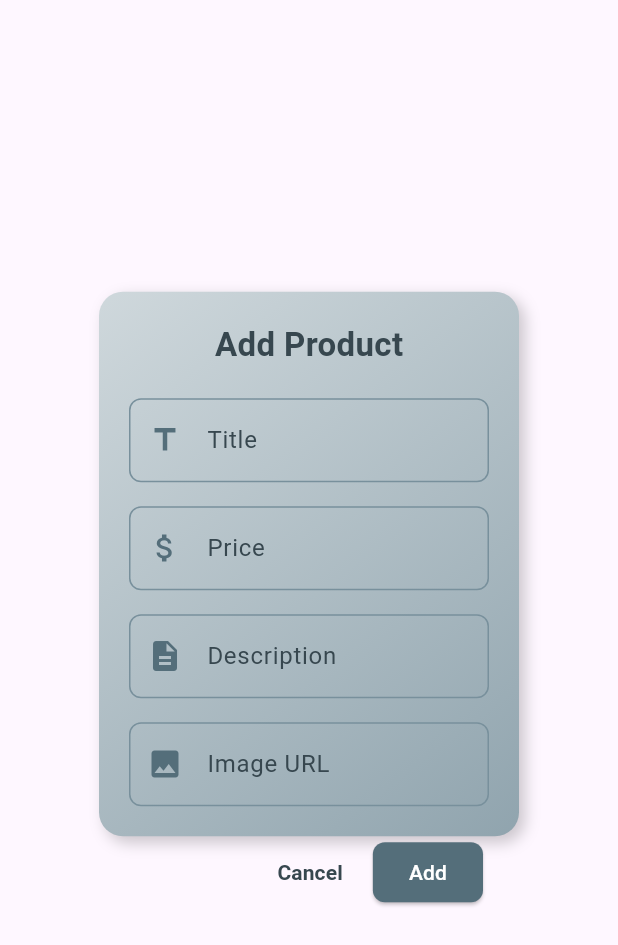
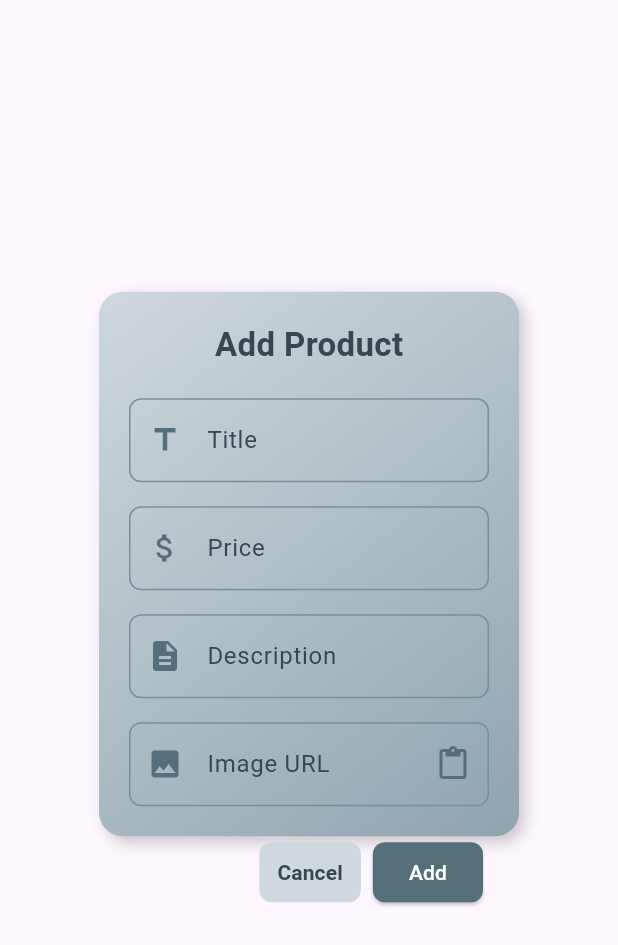
Before and after one commit to AlwaysMori/shop_, a Flutter app: the CustomProductForm widget shown alone on an empty page, opened directly with empty values, on a phone screen of 412 x 824 dp. Shown: the top 945 px of the screen. Run offline on Flutter 3.47's test engine with Material 3 defaults, Android fonts, the phone set to English and light mode, and no system bars; our stand-ins replace flutter_secure_storage, shared_preferences; missing offline and left inert: encrypt; accounts and stored records are empty; network calls fail; Roboto replaces fonts that are missing (Poppins).

Commit message:
Refactor login and register pages for improved UI consistency and validation; enhance custom components with better theming and clipboard support.

```diff
--- a/lib/components/custom_product_form.dart
+++ b/lib/components/custom_product_form.dart
@@ -1,4 +1,5 @@
 import 'package:flutter/material.dart';
+import 'package:flutter/services.dart'; // Tambahkan ini untuk Clipboard
 import '../models/product.dart';
 
 class CustomProductForm extends StatefulWidget {
@@ -143,6 +144,12 @@ class _CustomProductFormState extends State<CustomProductForm> {
           actions: [
             TextButton(
               onPressed: () => Navigator.pop(context),
+              style: TextButton.styleFrom(
+                backgroundColor: Colors.blueGrey[100], // Tambahkan background
+                shape: RoundedRectangleBorder(
+                  borderRadius: BorderRadius.circular(8),
+                ),
+              ),
               child: Text(
                 'Cancel',
                 style: TextStyle(
@@ -170,6 +177,7 @@ class _CustomProductFormState extends State<CustomProductForm> {
                 shape: RoundedRectangleBorder(
                   borderRadius: BorderRadius.circular(8),
                 ),
+                foregroundColor: Colors.white, // Pastikan teks tetap putih
               ),
               child: Text(
                 widget.product == null ? 'Add' : 'Save',
@@ -189,8 +197,18 @@ class _CustomProductFormState extends State<CustomProductForm> {
     TextInputType keyboardType = TextInputType.text,
     String? Function(String?)? validator,
   }) {
-    return TextFormField(
+    // Tambahkan logika khusus untuk Image URL
+    final isImageField = label == 'Image URL';
+    return Theme(
+      data: Theme.of(context).copyWith(
+        textSelectionTheme: TextSelectionThemeData(
+          cursorColor: Colors.blueGrey[600],
+          selectionHandleColor: Colors.blueGrey[600],
+        ),
+      ),
+      child: TextFormField(
         controller: controller,
+        cursorColor: Colors.blueGrey[600],
         decoration: InputDecoration(
           labelText: label,
           prefixIcon: Icon(icon, color: Colors.blueGrey[600]),
@@ -203,9 +221,23 @@ class _CustomProductFormState extends State<CustomProductForm> {
             borderSide: BorderSide(color: Colors.blueGrey[400]!),
             borderRadius: BorderRadius.circular(8),
           ),
+          // Tambahkan icon paste jika field Image URL
+          suffixIcon: isImageField
+              ? IconButton(
+                  icon: Icon(Icons.paste, color: Colors.blueGrey[600]),
+                  tooltip: 'Paste from clipboard',
+                  onPressed: () async {
+                    final data = await Clipboard.getData('text/plain');
+                    if (data != null && data.text != null) {
+                      controller.text = data.text!;
+                    }
+                  },
+                )
+              : null,
         ),
         keyboardType: keyboardType,
         validator: validator,
+      ),
     );
   }
 
```
Also changed, not shown: lib/auth/login_page.dart (+7 -3 lines), lib/auth/register_page.dart (+13 -2 lines), lib/components/custom_search_bar.dart (+9 -0 lines), lib/components/custom_text_field.dart (+9 -0 lines). Lines whose indentation alone changed are shown as unchanged.
